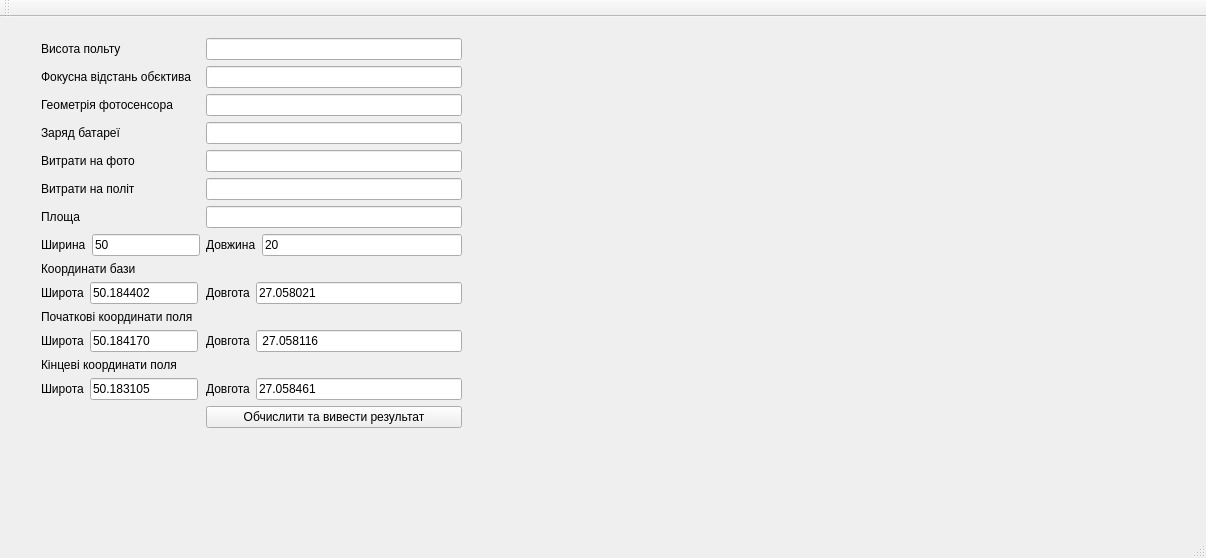
First picture: the form in mainwindow.ui, repository Ap3lsin4k/old-Drone-1, before the edit.
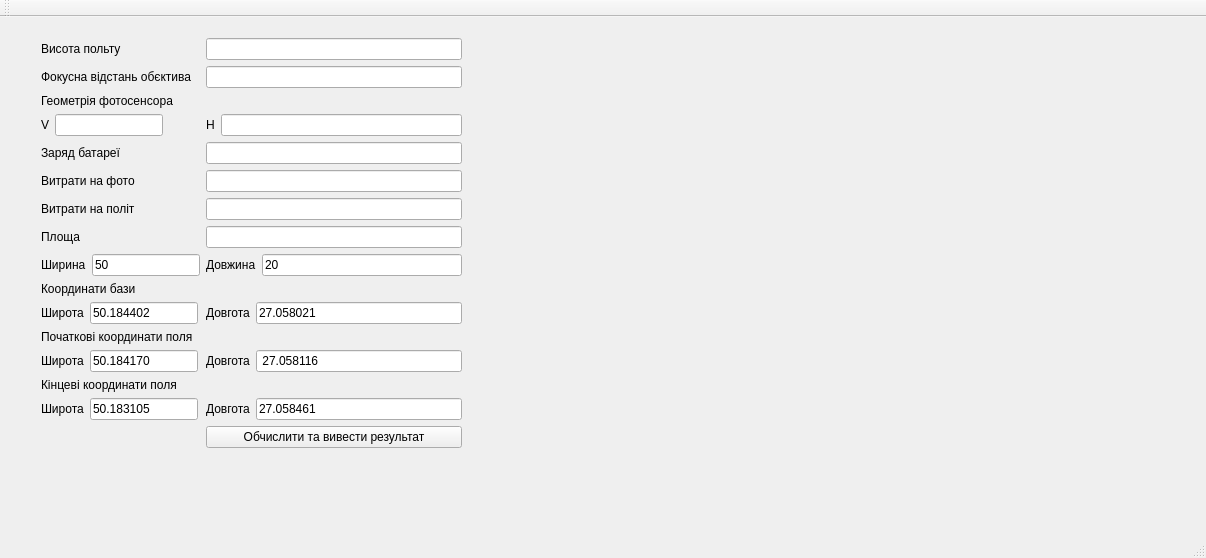
Second picture: the form after the edit.

Commit message: Add algoritm fot calculate scale camera and calculete longtitude and latitude but didnt commissioned

What changed in the file:
```diff
--- a/mainwindow.ui
+++ b/mainwindow.ui
@@ -20,7 +20,7 @@
       <x>30</x>
       <y>10</y>
       <width>443</width>
-      <height>445</height>
+      <height>470</height>
      </rect>
     </property>
     <layout class="QFormLayout" name="formLayout">
@@ -51,50 +51,47 @@
        </property>
       </widget>
      </item>
-     <item row="2" column="1">
-      <widget class="QLineEdit" name="lineEdit_5"/>
-     </item>
-     <item row="3" column="0">
+     <item row="4" column="0">
       <widget class="QLabel" name="label_3">
        <property name="text">
         <string>Заряд батареї</string>
        </property>
       </widget>
      </item>
-     <item row="3" column="1">
-      <widget class="QLineEdit" name="lineEdit_7"/>
+     <item row="4" column="1">
+      <widget class="QLineEdit" name="BatteryCharge"/>
      </item>
-     <item row="4" column="0">
+     <item row="5" column="0">
       <widget class="QLabel" name="label_6">
        <property name="text">
         <string>Витрати на фото</string>
        </property>
       </widget>
      </item>
-     <item row="4" column="1">
+     <item row="5" column="1">
       <widget class="QLineEdit" name="vutrnafoto"/>
      </item>
-     <item row="5" column="0">
+     <item row="6" column="0">
       <widget class="QLabel" name="label_5">
        <property name="text">
         <string>Витрати на політ</string>
        </property>
       </widget>
      </item>
-     <item row="5" column="1">
+     <item row="6" column="1">
       <widget class="QLineEdit" name="vutr"/>
      </item>
-     <item row="6" column="0">
+     <item row="7" column="0">
       <widget class="QLabel" name="label_7">
        <property name="text">
         <string>Площа</string>
        </property>
       </widget>
      </item>
-     <item row="6" column="1">
+     <item row="7" column="1">
       <widget class="QLineEdit" name="lineEdit"/>
      </item>
-     <item row="7" column="0">
+     <item row="8" column="0">
       <layout class="QHBoxLayout" name="horizontalLayout_8">
        <item>
         <widget class="QLabel" name="label_12">
@@ -112,7 +109,7 @@
        </item>
       </layout>
      </item>
-     <item row="7" column="1">
+     <item row="8" column="1">
       <layout class="QHBoxLayout" name="horizontalLayout_7">
        <item>
         <widget class="QLabel" name="label_11">
@@ -130,21 +127,21 @@
        </item>
       </layout>
      </item>
-     <item row="8" column="0">
+     <item row="9" column="0">
       <widget class="QLabel" name="label_20">
        <property name="text">
         <string>Координати бази</string>
        </property>
       </widget>
      </item>
-     <item row="10" column="0">
+     <item row="11" column="0">
       <widget class="QLabel" name="label_10">
        <property name="text">
         <string>Початкові координати поля</string>
        </property>
       </widget>
      </item>
-     <item row="11" column="0">
+     <item row="12" column="0">
       <layout class="QHBoxLayout" name="horizontalLayout_2">
        <item>
         <widget class="QLabel" name="label_9">
@@ -162,7 +159,7 @@
        </item>
       </layout>
      </item>
-     <item row="11" column="1">
+     <item row="12" column="1">
       <layout class="QHBoxLayout" name="horizontalLayout">
        <item>
         <widget class="QLabel" name="label_8">
@@ -180,14 +177,14 @@
        </item>
       </layout>
      </item>
-     <item row="12" column="0">
+     <item row="13" column="0">
       <widget class="QLabel" name="label_15">
        <property name="text">
         <string>Кінцеві координати поля</string>
        </property>
       </widget>
      </item>
-     <item row="13" column="0">
+     <item row="14" column="0">
       <layout class="QHBoxLayout" name="horizontalLayout_5">
        <item>
         <widget class="QLabel" name="label_13">
@@ -205,7 +202,7 @@
        </item>
       </layout>
      </item>
-     <item row="13" column="1">
+     <item row="14" column="1">
       <layout class="QHBoxLayout" name="horizontalLayout_6">
        <item>
         <widget class="QLabel" name="label_14">
@@ -223,14 +220,14 @@
        </item>
       </layout>
      </item>
-     <item row="14" column="1">
+     <item row="15" column="1">
       <widget class="QPushButton" name="pushButton">
        <property name="text">
         <string>Обчислити та вивести результат</string>
        </property>
       </widget>
      </item>
-     <item row="9" column="0">
+     <item row="10" column="0">
       <layout class="QHBoxLayout" name="horizontalLayout_12">
        <item>
         <widget class="QLabel" name="label_22">
@@ -248,7 +245,7 @@
        </item>
       </layout>
      </item>
-     <item row="9" column="1">
+     <item row="10" column="1">
       <layout class="QHBoxLayout" name="horizontalLayout_11">
        <item>
         <widget class="QLabel" name="label_17">
@@ -266,6 +263,34 @@
        </item>
       </layout>
      </item>
+     <item row="3" column="0">
+      <layout class="QHBoxLayout" name="horizontalLayout_3">
+       <item>
+        <widget class="QLabel" name="label_18">
+         <property name="text">
+          <string>V</string>
+         </property>
+        </widget>
+       </item>
+       <item>
+        <widget class="QLineEdit" name="GeometrySensor"/>
+       </item>
+      </layout>
+     </item>
+     <item row="3" column="1">
+      <layout class="QHBoxLayout" name="horizontalLayout_4">
+       <item>
+        <widget class="QLabel" name="label_16">
+         <property name="text">
+          <string>H</string>
+         </property>
+        </widget>
+       </item>
+       <item>
+        <widget class="QLineEdit" name="GeometrySensorH"/>
+       </item>
+      </layout>
+     </item>
     </layout>
    </widget>
   </widget>
```
Left out of the diff: 4 changed lines with no effect on the pictures. The commit also changes 2 other files.
